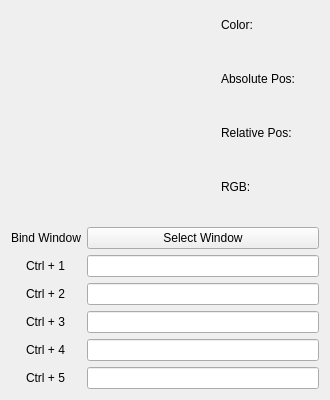
Before: the Qt Designer form ui_color_picker.ui in dubyoo/ColorPicker, drawn with Qt 5.
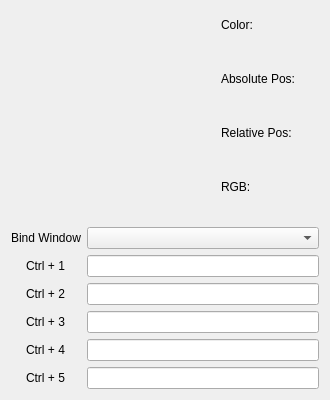
After: the same form once the commit is applied.

Commit message: Optimize the logic of selecting windows

```diff
--- a/ui_color_picker.ui
+++ b/ui_color_picker.ui
@@ -218,9 +218,9 @@
       </widget>
      </item>
      <item row="0" column="1">
-      <widget class="QPushButton" name="pushButton">
-       <property name="text">
-        <string>Select Window</string>
+      <widget class="QComboBox" name="comboBox">
+       <property name="currentText">
+        <string/>
        </property>
       </widget>
      </item>
```
The commit also changes 8 other files.
